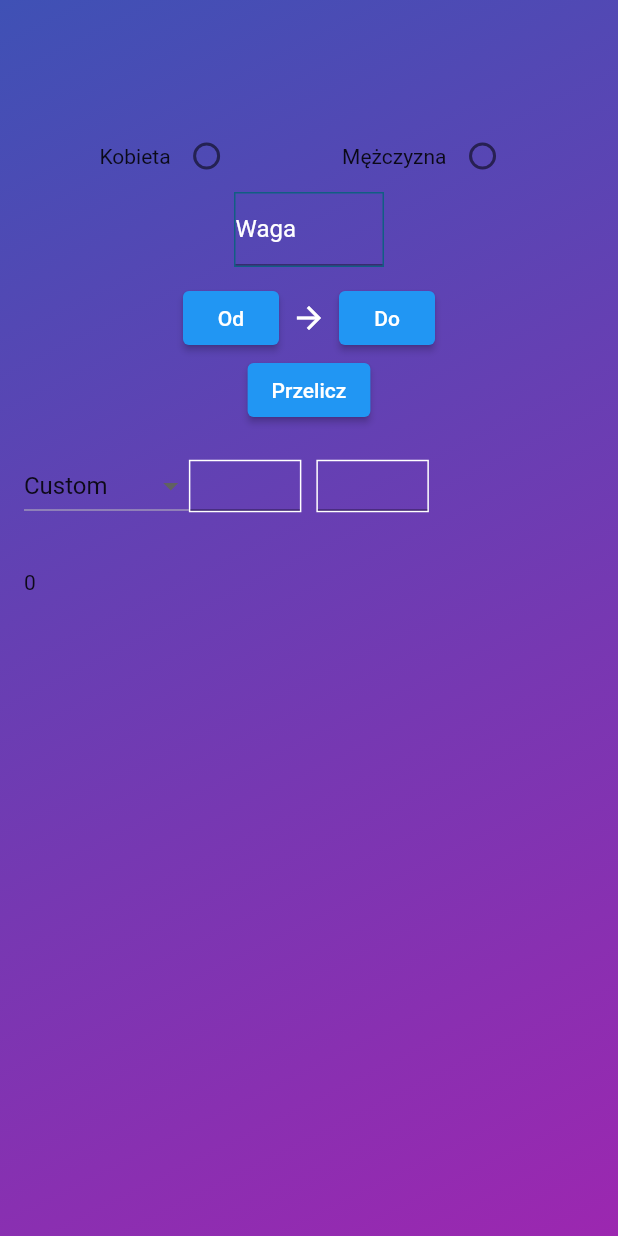
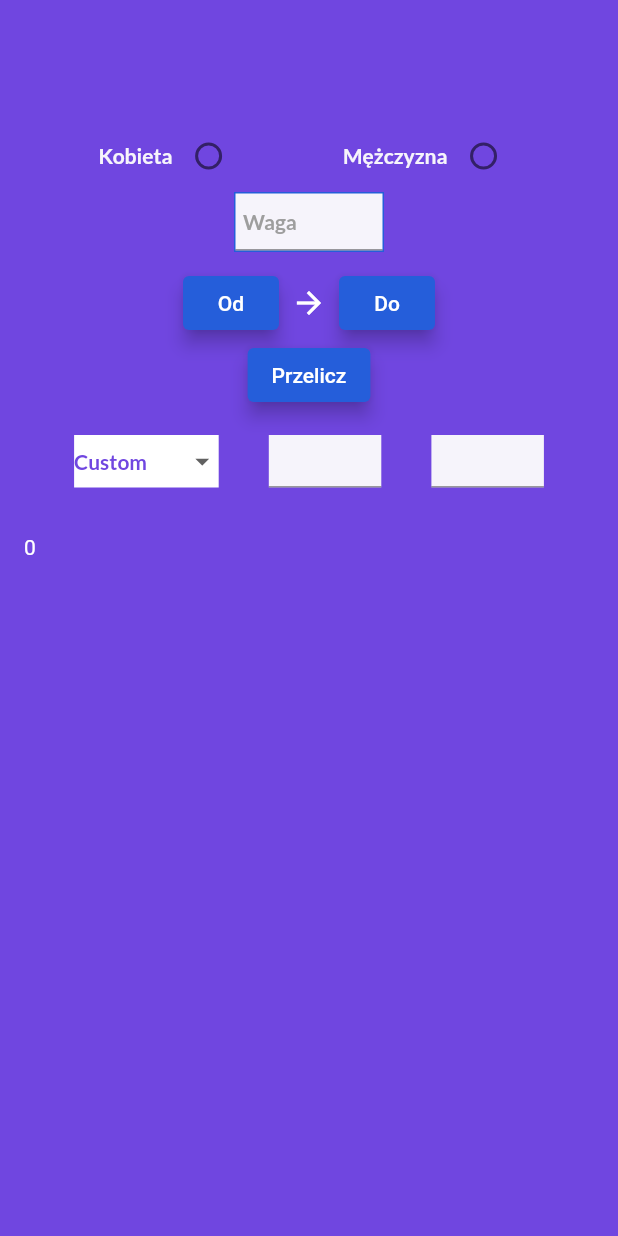
Before and after one commit to Kendru98/party_guardian, a Flutter app: the screen it shows after launch, on a phone screen of 412 x 824 dp. Run offline on Flutter 3.47's test engine with Material 2 defaults, Android fonts, the phone set to English and light mode, and no system bars; our stand-ins replace flutter_datetime_picker, google_fonts.

Commit message:
visual adjustments

```diff
--- a/lib/main.dart
+++ b/lib/main.dart
@@ -1,5 +1,7 @@
 import 'package:flutter/material.dart';
 import 'package:party_guardian/screens/home_page.dart';
+
+import 'theme/theme.dart';
 
 void main() {
   runApp(const MyApp());
@@ -13,18 +15,7 @@ class MyApp extends StatelessWidget {
   Widget build(BuildContext context) {
     return MaterialApp(
       title: 'Flutter Demo',
-      theme: ThemeData(
-        // This is the theme of your application.
-        //
-        // Try running your application with "flutter run". You'll see the
-        // application has a blue toolbar. Then, without quitting the app, try
-        // changing the primarySwatch below to Colors.green and then invoke
-        // "hot reload" (press "r" in the console where you ran "flutter run",
-        // or simply save your changes to "hot reload" in a Flutter IDE).
-        // Notice that the counter didn't reset back to zero; the application
-        // is not restarted.
-        primarySwatch: Colors.blue,
-      ),
+      theme: ThemeProvider().getTheme(),
       home: HomeScreen(),
     );
   }
--- a/lib/models/alcohol_model.dart
+++ b/lib/models/alcohol_model.dart
@@ -10,13 +10,7 @@ class Alcohols {
   static List<Alcohols> AlcoholsList = [
     Alcohols(name: 'beer', percent: 5, volume: 500),
     Alcohols(name: 'wine', percent: 13, volume: 175),
-    Alcohols(name: 'shampan', percent: 12, volume: 120),
+    Alcohols(name: 'champagne', percent: 11, volume: 120),
     Alcohols(name: 'vodka', percent: 40, volume: 50),
   ];
-  var alcoholmap = {
-    // Key:    Value
-    'beer': 'partridge',
-    'second': 'turtledoves',
-    'fifth': 'golden rings'
-  };
 }
--- a/lib/screens/home_page.dart
+++ b/lib/screens/home_page.dart
@@ -3,6 +3,7 @@ import 'package:flutter/material.dart';
 import 'package:party_guardian/models/alcohol_model.dart';
 import 'package:party_guardian/models/userdata.dart';
 import 'package:flutter_datetime_picker/flutter_datetime_picker.dart';
+import 'package:google_fonts/google_fonts.dart';
 
 class HomeScreen extends StatefulWidget {
   HomeScreen({Key? key}) : super(key: key);
@@ -31,12 +32,7 @@ class _HomeScreenState extends State<HomeScreen> {
       resizeToAvoidBottomInset: false,
       body: Container(
         width: double.infinity,
-        decoration: const BoxDecoration(
-            gradient: LinearGradient(
-          colors: [Color(0xff3f51b5), Color(0xff9c27b0)],
-          begin: Alignment.topLeft,
-          end: Alignment.bottomRight,
-        )),
+        color: Color(0xff7046e0),
         child: Column(
           children: [
             Padding(padding: EdgeInsets.only(top: 80)),
@@ -45,7 +41,8 @@ class _HomeScreenState extends State<HomeScreen> {
               children: [
                 Row(
                   children: [
-                    Text('Kobieta'),
+                    Text('Kobieta',
+                        style: Theme.of(context).textTheme.headline1),
                     Radio(
                       value: gender[0],
                       groupValue: select,
@@ -59,7 +56,8 @@ class _HomeScreenState extends State<HomeScreen> {
                 ),
                 Row(
                   children: [
-                    Text('Mężczyzna'),
+                    Text('Mężczyzna',
+                        style: Theme.of(context).textTheme.headline1),
                     Radio(
                       value: gender[1],
                       groupValue: select,
@@ -77,16 +75,18 @@ class _HomeScreenState extends State<HomeScreen> {
             Container(
               decoration: BoxDecoration(
                   border: Border.all(
-                  color: Color.fromARGB(255, 17, 94, 131),
+                    color: Color(0xff255EDA),
                   ),
-              ),
-              height: 50,
+                  color: Color(0xffF6F4FB)),
+              height: 40,
               margin: const EdgeInsets.only(bottom: 10),
               width: 100,
               child: TextFormField(
-                decoration: const InputDecoration(
+                style: Theme.of(context).textTheme.headline2,
+                decoration: InputDecoration(
+                    suffixText: 'kg',
                     labelText: 'Waga',
-                    labelStyle: TextStyle(color: Colors.white)),
+                    labelStyle: Theme.of(context).textTheme.headline3),
                 controller: controllerweight,
               ),
             ),
@@ -132,13 +132,22 @@ class _HomeScreenState extends State<HomeScreen> {
             Padding(
               padding: const EdgeInsets.all(16.0),
               child: Row(
+                mainAxisAlignment: MainAxisAlignment.spaceEvenly,
                 children: [
-                  DropdownButton(
+                  Container(
+                    height: 35,
+                    color: Colors.white,
+                    child: DropdownButtonHideUnderline(
+                      child: DropdownButton(
+                          iconSize: 22,
+                          style: Theme.of(context).textTheme.headline2,
+                          // dropdownColor: Colors.white,
+                          // focusColor: Colors.white,
                           value: dropdownvalue,
                           onChanged: (String? newvalue) {
                             setState(() {
                               dropdownvalue = newvalue!;
-                          controllerpercent.text = '5.0 ';
+                              suggestvalues(newvalue);
                             });
                           },
                           items: <String>[
@@ -153,16 +162,17 @@ class _HomeScreenState extends State<HomeScreen> {
                               child: Text(value),
                             );
                           }).toList()),
+                    ),
+                  ),
                   Container(
-                    decoration: BoxDecoration(
-                      border: Border.all(
-                        color: Colors.white,
-                      ),
+                    decoration: const BoxDecoration(
+                      color: Color(0xffF6F4FB),
                     ),
                     height: 35,
                     //margin: const EdgeInsets.only(bottom: 10),
                     width: 75,
                     child: TextFormField(
+                      style: Theme.of(context).textTheme.headline2,
                       controller: controllerpercent,
                       decoration: const InputDecoration(
                         suffixText: '%',
@@ -170,19 +180,16 @@ class _HomeScreenState extends State<HomeScreen> {
                       ),
                     ),
                   ),
-                  SizedBox(
-                    width: 10,
+                  Container(
+                    decoration: const BoxDecoration(
+                      color: Color(0xffF6F4FB),
                     ),
-                  Container(
-                    decoration: BoxDecoration(
-                      border: Border.all(
-                        color: Colors.white,
-                      ),
-                    ),
+
                     height: 35,
                     //margin: const EdgeInsets.only(bottom: 10),
                     width: 75,
                     child: TextFormField(
+                      style: Theme.of(context).textTheme.headline2,
                       controller: controllervolume,
                       decoration: const InputDecoration(
                         suffixText: 'ml',
@@ -207,6 +214,22 @@ class _HomeScreenState extends State<HomeScreen> {
     );
   }
 
+  void suggestvalues(String newvalue) {
+    if (newvalue == 'Beer') {
+      controllerpercent.text = '5.0 ';
+      controllervolume.text = '500';
+    } else if (newvalue == 'Wine') {
+      controllerpercent.text = '13.0 ';
+      controllervolume.text = '175';
+    } else if (newvalue == 'Champagne') {
+      controllerpercent.text = '11.0 ';
+      controllervolume.text = '120';
+    } else if (newvalue == 'Shot') {
+      controllerpercent.text = '40.0';
+      controllervolume.text = '50';
+    }
+  }
+
   frompicker() {
     return DatePicker.showDateTimePicker(
       context,
--- /dev/null
+++ b/lib/theme/theme.dart
@@ -0,0 +1,45 @@
+import 'package:flutter/material.dart';
+
+import 'package:google_fonts/google_fonts.dart';
+
+class ThemeProvider {
+  //LightTheme
+  ThemeData light = ThemeData.light().copyWith(
+    inputDecorationTheme: const InputDecorationTheme(
+      contentPadding: EdgeInsets.only(left: 5),
+      suffixStyle: TextStyle(
+          color: Colors.grey, fontSize: 15, fontWeight: FontWeight.w500),
+    ),
+    elevatedButtonTheme: ElevatedButtonThemeData(
+        style: ButtonStyle(
+            elevation: MaterialStateProperty.all(5),
+            backgroundColor: MaterialStateProperty.all(Color(0xff255EDA)))),
+    floatingActionButtonTheme:
+        const FloatingActionButtonThemeData(backgroundColor: Colors.amber),
+    appBarTheme: const AppBarTheme(
+      color: Color.fromARGB(127, 210, 197, 232),
+      iconTheme: IconThemeData(color: Colors.black),
+    ),
+    primaryColor: Colors.white,
+    cardTheme: const CardTheme(color: Colors.white),
+    textTheme: TextTheme(
+      headline1: GoogleFonts.lato(
+          textStyle: const TextStyle(
+              fontSize: 14.0,
+              fontWeight: FontWeight.bold,
+              color: Color(0xffF6F4FB))),
+      headline2: GoogleFonts.lato(
+          textStyle: const TextStyle(
+              fontSize: 14.0,
+              fontWeight: FontWeight.bold,
+              color: Color(0xff7046e0))),
+      headline3: GoogleFonts.lato(
+          textStyle: const TextStyle(
+              fontSize: 14.0, fontWeight: FontWeight.bold, color: Colors.grey)),
+    ),
+  );
+
+  //DarkTheme
+
+  ThemeData getTheme() => light;
+}
--- a/pubspec.yaml
+++ b/pubspec.yaml
@@ -36,6 +36,7 @@ dependencies:
   cupertino_icons: ^1.0.2
   intl: ^0.17.0
   flutter_datetime_picker: ^1.5.1
+  google_fonts: ^3.0.1
 
 dev_dependencies:
   flutter_test:
```
Also changed, not shown: pubspec.lock, 1 other file. Lines whose indentation alone changed are shown as unchanged.
